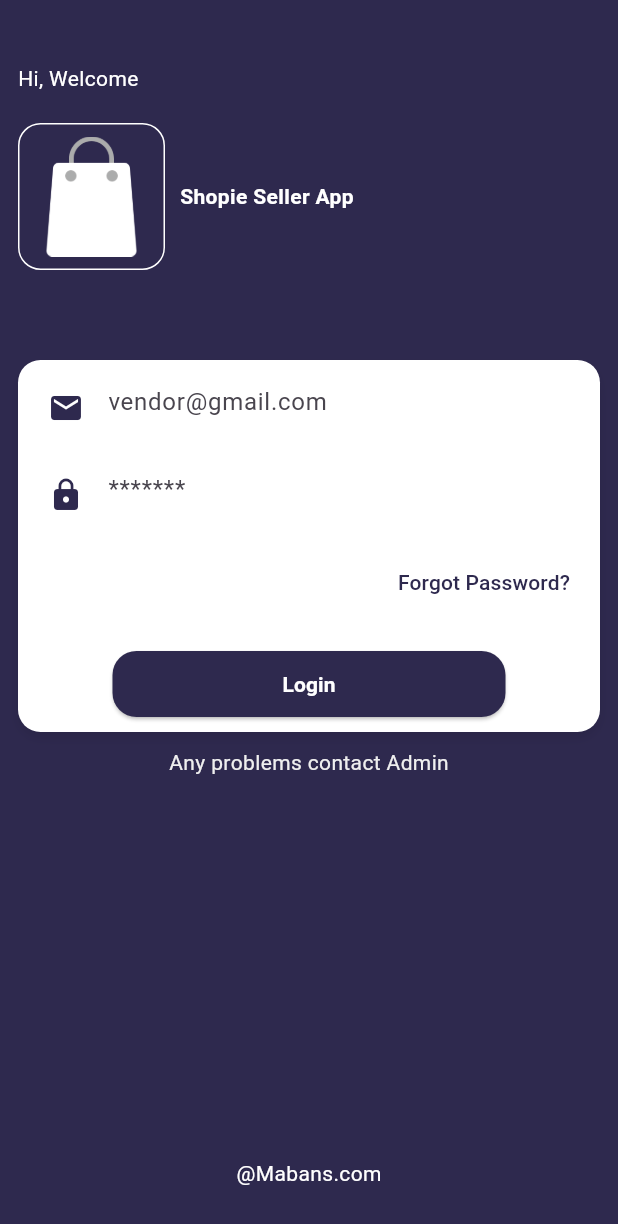
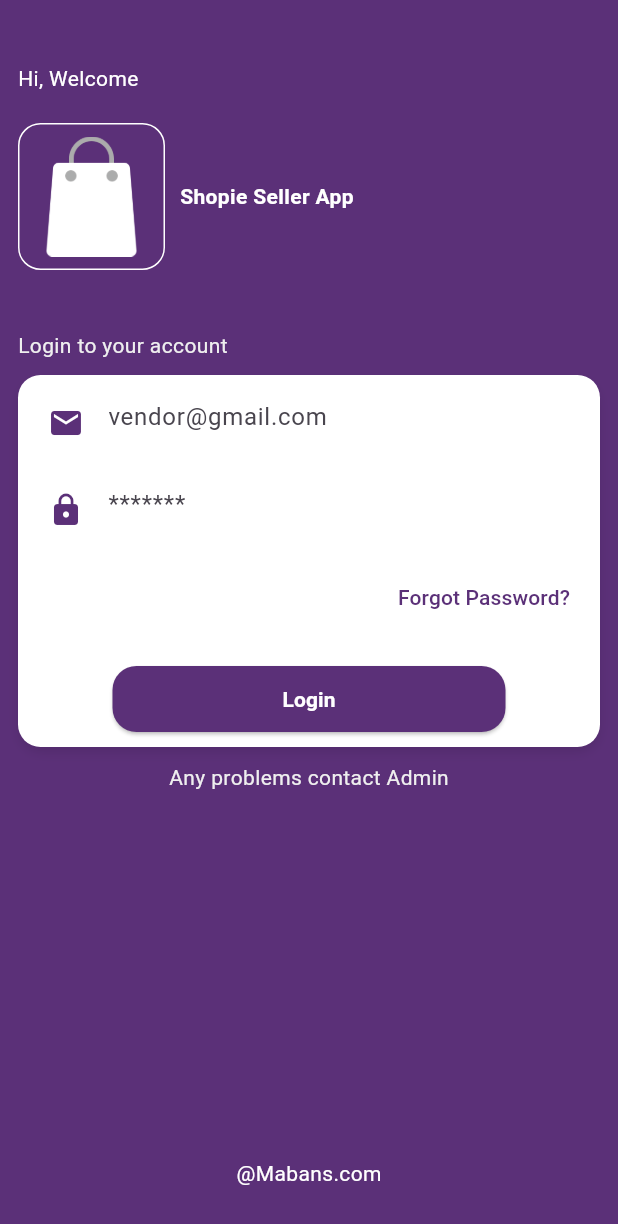
Before and after one commit to IanMabans/seller_app, a Flutter app: the screen it shows after launch, on a phone screen of 412 x 824 dp. Shown: the top 1224 px of the screen. Run offline on Flutter 3.47's test engine with Material 2 defaults, Android fonts, the phone set to English and light mode, and no system bars; our stand-ins replace firebase_core, get, velocity_x; missing offline and left inert: dart:ffi; accounts and stored records are empty.

Commit message:
Fixed Navigation bar and stuff

```diff
--- a/lib/auth_screen/login_screen.dart
+++ b/lib/auth_screen/login_screen.dart
@@ -12,10 +12,8 @@ class LoginScreen extends StatelessWidget {
   @override
   Widget build(BuildContext context) {
     return Scaffold(
+      resizeToAvoidBottomInset: false,
       backgroundColor: purpleColor,
-      // appBar: AppBar(
-      //   backgroundColor: purpleColor,
-      // ),
       body: SafeArea(
         child: Padding(
           padding: const EdgeInsets.all(12.0),
@@ -37,7 +35,9 @@ class LoginScreen extends StatelessWidget {
                   boldText(text: appName, size: 20.0),
                 ],
               ),
-              60.heightBox,
+              40.heightBox,
+              normalText(text: loginTo,size: 18.0, color: lightGrey),
+              10.heightBox,
               Column(
                 children: [
                   TextFormField(
--- a/lib/consts/colors.dart
+++ b/lib/consts/colors.dart
@@ -1,6 +1,6 @@
 import 'package:flutter/material.dart';
 
-const purpleColor = Color.fromRGBO(46, 41, 78, 1);
+const purpleColor = Color.fromRGBO(91, 48, 120, 1.0);
 const white = Color.fromRGBO(255, 255, 255, 1);
 const lightGrey = Color.fromRGBO(239, 239, 239, 1);
 const darkGrey = Color.fromRGBO(112, 112, 112, 1);
--- a/lib/consts/strings.dart
+++ b/lib/consts/strings.dart
@@ -10,5 +10,8 @@ const appName = "Shopie Seller App",
     orders = "Orders",
     products = "Products",
     settings = "Settings",
+loginTo = "Login to your account",
+rating = "Rating",
+totalSales = "Total Sales",
     passwordHint = "*******",
     credits = "@Mabans.com";
```
Also changed, not shown: lib/Widgets/dashboard_button.dart (added, +32 -0 lines), lib/views/home_screen/home_screen.dart (+43 -2 lines).
